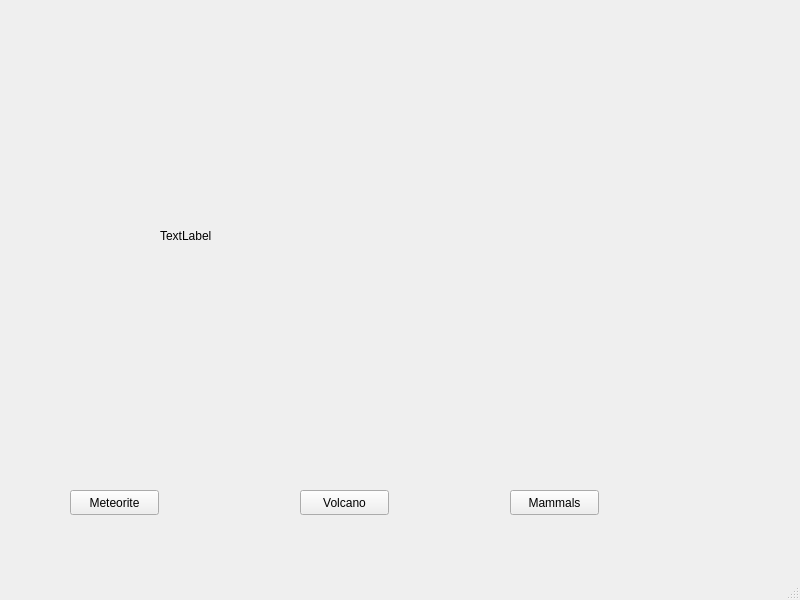
First picture: the form in hubwindow.ui, repository robertche54/a8-an-educational-app-f18, before the edit.
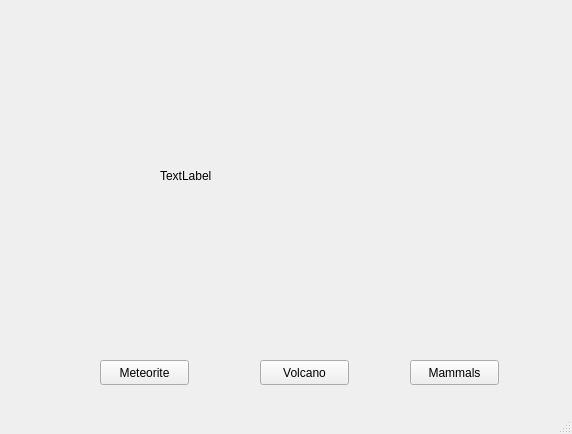
Second picture: the form after the edit.

```diff
--- a/hubwindow.ui
+++ b/hubwindow.ui
@@ -6,8 +6,8 @@
    <rect>
     <x>0</x>
     <y>0</y>
-    <width>800</width>
-    <height>600</height>
+    <width>572</width>
+    <height>434</height>
    </rect>
   </property>
   <property name="windowTitle">
@@ -17,8 +17,8 @@
    <widget class="QPushButton" name="metoriteButton">
     <property name="geometry">
      <rect>
-      <x>70</x>
-      <y>490</y>
+      <x>100</x>
+      <y>360</y>
       <width>89</width>
       <height>25</height>
      </rect>
@@ -30,8 +30,8 @@
    <widget class="QPushButton" name="volcanoButton">
     <property name="geometry">
      <rect>
-      <x>300</x>
-      <y>490</y>
+      <x>260</x>
+      <y>360</y>
       <width>89</width>
       <height>25</height>
      </rect>
@@ -43,8 +43,8 @@
    <widget class="QPushButton" name="mammalButton">
     <property name="geometry">
      <rect>
-      <x>510</x>
-      <y>490</y>
+      <x>410</x>
+      <y>360</y>
       <width>89</width>
       <height>25</height>
      </rect>
@@ -58,8 +58,8 @@
      <rect>
       <x>160</x>
       <y>40</y>
-      <width>491</width>
-      <height>391</height>
+      <width>311</width>
+      <height>271</height>
      </rect>
     </property>
     <property name="text">
```
Left out of the diff: 4 changed lines with no effect on the pictures.
